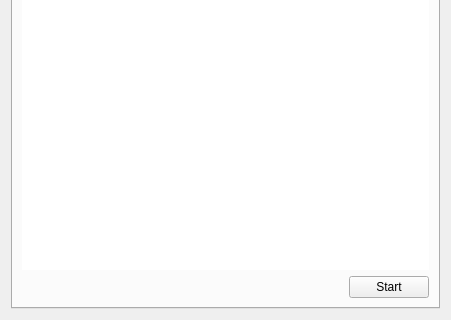
This is src/dialogs/NewFileDialog.ui in radareorg/iaito as Qt 5 draws it before an edit; both pictures show x 0 to 451 and y 279 to 599 of the 451 by 599 pixel window. The edited form follows.
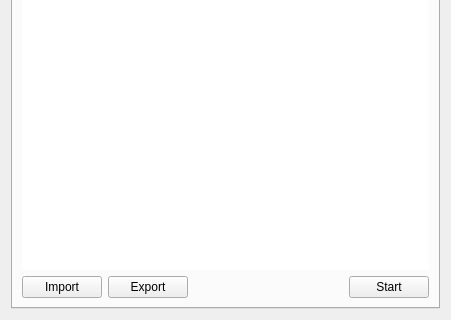
This is the edited form. The open tabs and pages were chosen to show the change. Custom widgets are drawn as their Qt base class.

Commit message: Add support to import and export projects

The edit to the form file:
```diff
--- a/src/dialogs/NewFileDialog.ui
+++ b/src/dialogs/NewFileDialog.ui
@@ -410,6 +410,20 @@
             </item>
             <item>
              <layout class="QHBoxLayout" name="horizontalLayout_2">
+              <item>
+               <widget class="QPushButton" name="importProjectButton">
+                <property name="text">
+                 <string>Import</string>
+                </property>
+               </widget>
+              </item>
+              <item>
+               <widget class="QPushButton" name="exportProjectButton">
+                <property name="text">
+                 <string>Export</string>
+                </property>
+               </widget>
+              </item>
               <item>
                <spacer name="horizontalSpacer_3">
                 <property name="orientation">
```
The commit also changes 2 other files.
